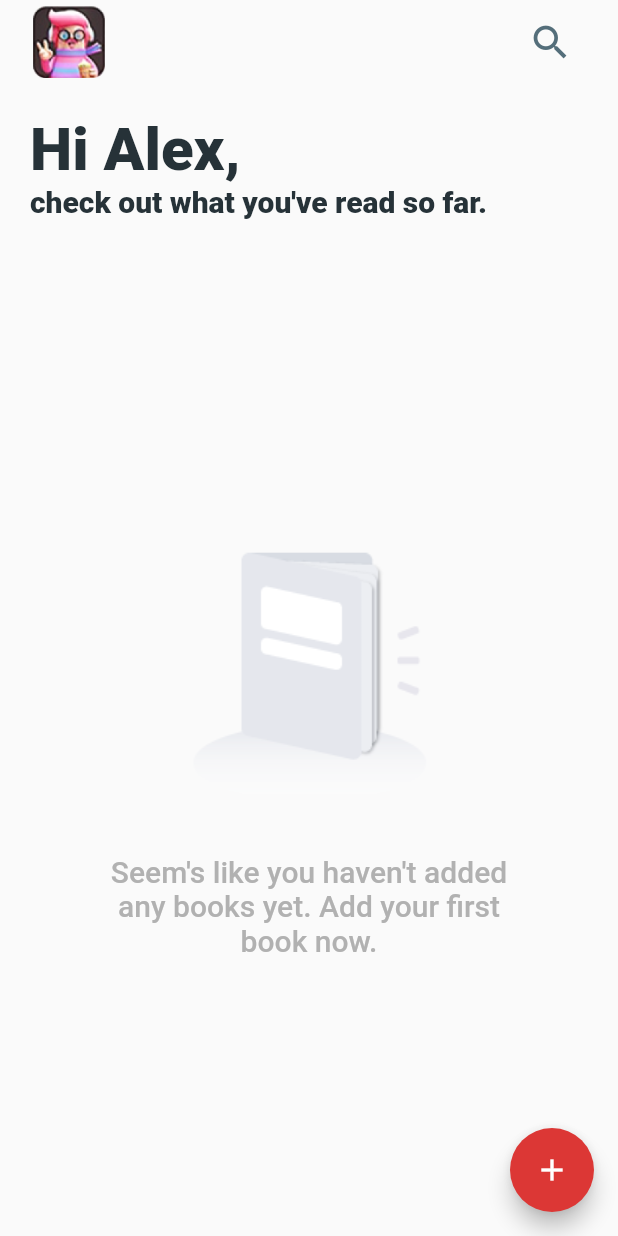
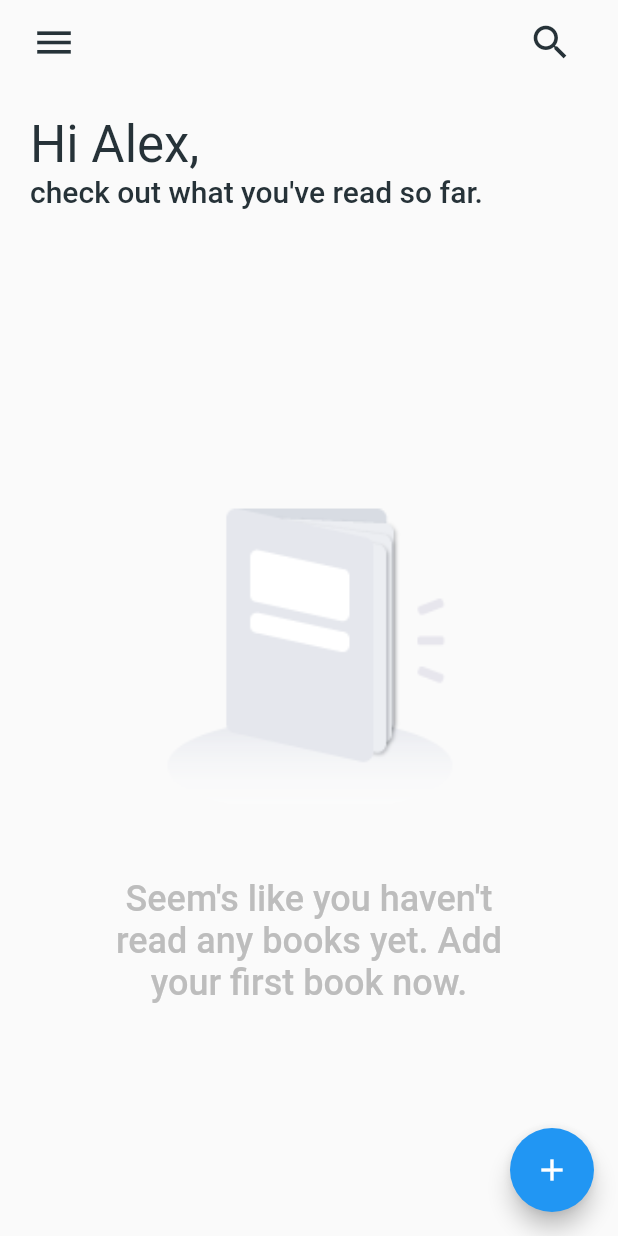
Before and after one commit to SilasNiewierra/booc, a Flutter app: the screen it shows after launch, on a phone screen of 412 x 824 dp. Run offline on Flutter 3.47's test engine with Material 2 defaults, Android fonts, the phone set to English and light mode, and no system bars; our stand-ins replace flutter_svg, fluttertoast, hexcolor.

Commit message:
updated explore overview, menu, detail style

```diff
--- a/lib/detail/detail_screen.dart
+++ b/lib/detail/detail_screen.dart
@@ -1,4 +1,5 @@
 import 'package:boek/data_bloc.dart';
+import 'package:boek/theme_variables.dart';
 import 'package:flutter/material.dart';
 import 'package:flutter_svg/svg.dart';
 import './components/body.dart';
@@ -30,7 +31,7 @@ class _DetailScreenState extends State<DetailScreen> {
       leading: IconButton(
         icon: SvgPicture.asset(
           'assets/icons/back.svg',
-          color: Colors.blueGrey[900],
+          color: detailTextColor,
         ),
         onPressed: () => Navigator.pop(context),
       ),
--- a/lib/home/home.dart
+++ b/lib/home/home.dart
@@ -2,9 +2,9 @@ import 'package:boek/data_bloc.dart';
 import 'package:boek/detail/detail_screen.dart';
 import 'package:boek/explore/explore_screen.dart';
 import 'package:boek/menu/menu.dart';
-import 'package:hexcolor/hexcolor.dart';
 import 'package:flutter/material.dart';
 import '../model/book.dart';
+import '../theme_variables.dart';
 
 class Home extends StatefulWidget {
   final DataBloc dataBloc;
@@ -32,9 +32,15 @@ class _HomeState extends State<Home> {
                 crossAxisAlignment: CrossAxisAlignment.start,
                 children: [
                   Text("Hi Alex,",
-                      style: Theme.of(context).textTheme.headline2),
+                      style: Theme.of(context)
+                          .textTheme
+                          .headline4
+                          .copyWith(color: defaultTextColor)),
                   Text("check out what you've read so far.",
-                      style: Theme.of(context).textTheme.subtitle1),
+                      style: Theme.of(context)
+                          .textTheme
+                          .headline6
+                          .copyWith(color: defaultTextColor)),
                 ],
               ),
             ),
@@ -51,7 +57,7 @@ class _HomeState extends State<Home> {
           );
         },
         child: Icon(Icons.add),
-        backgroundColor: Theme.of(context).accentColor,
+        // backgroundColor: Theme.of(context).accentColor,
       ),
     );
   }
@@ -72,19 +78,16 @@ class _HomeState extends State<Home> {
                     builder: (context) =>
                         MenuScreen(dataBloc: widget.dataBloc)),
               ),
-              child: Hero(
-                tag: 'user-hero',
-                child: Image.asset(
-                  'assets/images/user-icon.png',
-                  width: 50,
-                  height: 50,
-                ),
+              child: Icon(
+                Icons.menu,
+                color: defaultTextColor,
+                size: 30.0,
               ),
             ),
             IconButton(
               icon: Icon(
                 Icons.search,
-                color: Colors.blueGrey[600],
+                color: defaultTextColor,
                 size: 30.0,
               ),
               onPressed: () {},
@@ -101,6 +104,7 @@ class _HomeState extends State<Home> {
     return ValueListenableBuilder(
       valueListenable: widget.dataBloc.readBooks,
       builder: (BuildContext ctx, List<Book> readBooksList, Widget wdgt) {
+        Size size = MediaQuery.of(context).size;
         return readBooksList.length > 0
             ? Flexible(
                 child: GridView.count(
@@ -118,14 +122,21 @@ class _HomeState extends State<Home> {
                 child: Column(
                   mainAxisAlignment: MainAxisAlignment.center,
                   children: [
-                    Image.asset('assets/images/no_books.png'),
+                    Padding(
+                      padding: const EdgeInsets.symmetric(horizontal: 50.0),
+                      child: Image.asset(
+                        'assets/images/no_books.png',
+                        fit: BoxFit.fill,
+                        width: size.width,
+                      ),
+                    ),
                     Padding(
                       padding: const EdgeInsets.symmetric(horizontal: 40.0),
                       child: Text(
-                        "Seem's like you haven't added any books yet. Add your first book now.",
+                        "Seem's like you haven't read any books yet. Add your first book now.",
                         textAlign: TextAlign.center,
-                        style: Theme.of(context).textTheme.headline4.copyWith(
-                              color: HexColor('#B1B1B1'),
+                        style: Theme.of(context).textTheme.headline5.copyWith(
+                              color: disabledTextColor,
                               fontWeight: FontWeight.w500,
                             ),
                       ),
@@ -186,14 +197,20 @@ class _HomeState extends State<Home> {
                             overflow: TextOverflow.ellipsis,
                             maxLines: 1,
                             softWrap: false,
-                            style: Theme.of(context).textTheme.headline4,
+                            style: Theme.of(context)
+                                .textTheme
+                                .headline6
+                                .copyWith(color: defaultTextColor),
                           ),
                           Text(
                             bookItem.author,
                             overflow: TextOverflow.ellipsis,
                             maxLines: 1,
                             softWrap: false,
-                            style: Theme.of(context).textTheme.subtitle2,
+                            style: Theme.of(context)
+                                .textTheme
+                                .subtitle2
+                                .copyWith(color: defaultLightTextColor),
                           ),
                         ],
                       ),
@@ -203,7 +220,7 @@ class _HomeState extends State<Home> {
                         builder: (BuildContext ctx, bool like, Widget wdg) {
                           return Icon(
                             like ? Icons.favorite : Icons.favorite_border,
-                            color: Theme.of(context).accentColor,
+                            // color: Theme.of(context).accentColor,
                           );
                         }),
                   ],
--- a/lib/main.dart
+++ b/lib/main.dart
@@ -14,8 +14,8 @@ class MyApp extends StatelessWidget {
     brightness: Brightness.light,
     fontFamily: 'Roboto',
     primaryColor: Colors.blue[100],
-    accentColor: HexColor('#DC3735'),
-    buttonColor: HexColor('#DC3735'),
+    accentColor: Colors.pinkAccent,
+    buttonColor: Colors.pinkAccent,
     textTheme: TextTheme(
       // Title
       headline1: TextStyle(
@@ -56,7 +56,7 @@ class MyApp extends StatelessWidget {
   Widget build(BuildContext context) {
     return MaterialApp(
       debugShowCheckedModeBanner: false,
-      theme: _themeData,
+      //theme: _themeData,
       home: AppHandler(),
     );
   }
--- /dev/null
+++ b/lib/theme_variables.dart
@@ -0,0 +1,7 @@
+import 'package:flutter/material.dart';
+
+final defaultTextColor = Colors.blueGrey[900];
+final defaultLightTextColor = Colors.blueGrey[500];
+final disabledTextColor = Colors.grey[400];
+
+final detailTextColor = Colors.white;
```
Also changed, not shown: lib/detail/components/body.dart (+63 -59 lines), lib/explore/explore_screen.dart (+84 -55 lines), lib/menu/menu.dart (+31 -23 lines), lib/toast.dart (added, +13 -0 lines).
